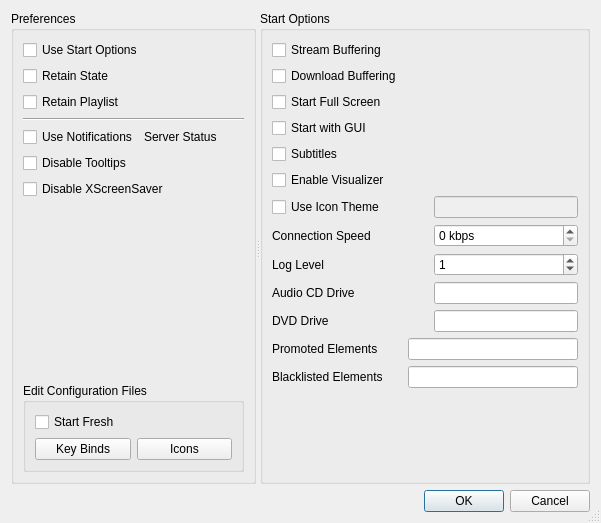
Old version of the form code/settings/ui/settings.ui in the repository andrew-bibb/mbmp.
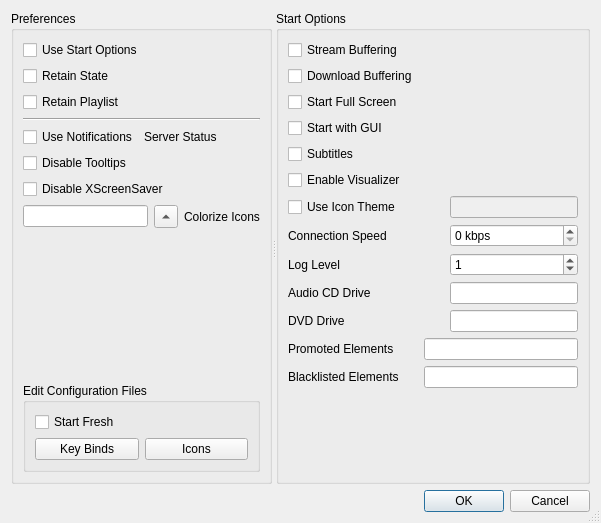
New version of the form.

Commit message: icon and sc files actually copy now

Patch:
```diff
--- a/code/settings/ui/settings.ui
+++ b/code/settings/ui/settings.ui
@@ -130,7 +130,7 @@
          </property>
         </widget>
        </item>
-       <item row="7" column="0">
+       <item row="8" column="0">
         <spacer name="verticalSpacer">
          <property name="orientation">
           <enum>Qt::Vertical</enum>
@@ -143,7 +143,7 @@
          </property>
         </spacer>
        </item>
-       <item row="8" column="0">
+       <item row="9" column="0">
         <widget class="QGroupBox" name="groupBox_edit">
          <property name="whatsThis">
           <string>&lt;html&gt;&lt;head/&gt;&lt;body&gt;&lt;p&gt;Edit the user copy of the &lt;span style=&quot; font-weight:600;&quot;&gt;mbmp.keys&lt;/span&gt; and&lt;span style=&quot; font-weight:600;&quot;&gt; mbmp.icon&lt;/span&gt; files. &lt;/p&gt;&lt;p&gt;This uses xdg-open and if there mime type for text/plain found the controls will be disabled.&lt;/p&gt;&lt;/body&gt;&lt;/html&gt;</string>
@@ -179,6 +179,37 @@
          </layout>
         </widget>
        </item>
+       <item row="7" column="0">
+        <layout class="QHBoxLayout" name="horizontalLayout">
+         <item>
+          <widget class="QLineEdit" name="lineEdit_colorize">
+           <property name="sizePolicy">
+            <sizepolicy hsizetype="Expanding" vsizetype="Fixed">
+             <horstretch>1</horstretch>
+             <verstretch>0</verstretch>
+            </sizepolicy>
+           </property>
+          </widget>
+         </item>
+         <item>
+          <widget class="QToolButton" name="toolButton_colorize">
+           <property name="text">
+            <string>...</string>
+           </property>
+           <property name="arrowType">
+            <enum>Qt::UpArrow</enum>
+           </property>
+          </widget>
+         </item>
+         <item>
+          <widget class="QLabel" name="label__colorize">
+           <property name="text">
+            <string>Colorize Icons</string>
+           </property>
+          </widget>
+         </item>
+        </layout>
+       </item>
       </layout>
      </widget>
      <widget class="QGroupBox" name="groupBox_startoptions">
```
The commit also changes 9 other files.
